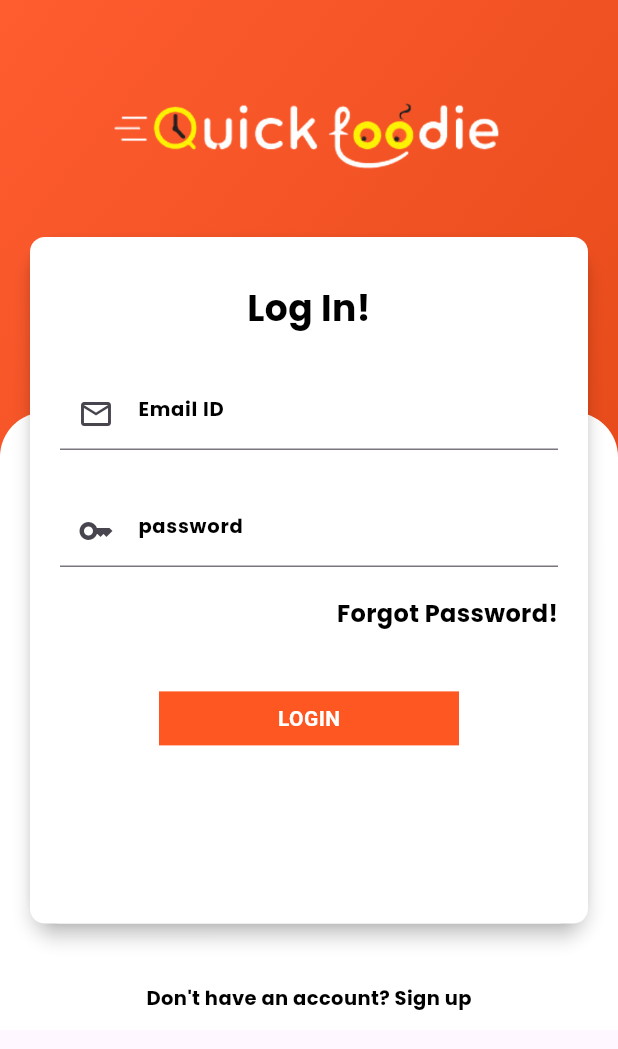
After one commit to thesakshidiggikar/FoodHub, a Flutter app: the screen it shows after launch, after a tap on "Already have an account!, LogIn", on a phone screen of 412 x 824 dp. The commit adds this screen. Shown: the top 1049 px of the screen. Run offline on Flutter 3.47's test engine with Material 3 defaults, Android fonts, the phone set to English and light mode, and no system bars; our stand-ins replace curved_navigation_bar; Roboto replaces fonts that are missing (Poppins1).

Commit message:
LoginSignupPage

```diff
--- a/lib/main.dart
+++ b/lib/main.dart
@@ -1,6 +1,8 @@
 import 'package:flutter/material.dart';
 import 'package:foodhub/pages/bottomnav.dart';
 import 'package:foodhub/pages/home.dart';
+import 'package:foodhub/pages/login.dart';
+import 'package:foodhub/pages/signup.dart';
 
 void main() {
   runApp(const MyApp());
@@ -33,7 +35,7 @@ class MyApp extends StatelessWidget {
         colorScheme: ColorScheme.fromSeed(seedColor: Colors.deepPurple),
         useMaterial3: true,
       ),
-      home: BottomNav(),
+      home: Signup(),
     );
   }
 }
--- a/lib/pages/bottomnav.dart
+++ b/lib/pages/bottomnav.dart
@@ -38,7 +38,8 @@ class _BottomNavState extends State<BottomNav> {
     return Scaffold(
       bottomNavigationBar: CurvedNavigationBar(
         height: 65,
-        backgroundColor: Color.fromARGB(255, 218, 108, 11),
+        backgroundColor: Colors.white ,
+        color: Color.fromARGB(255, 234, 112, 5),
         animationDuration: Duration(milliseconds: 500),
         onTap: (int index){
           setState(() {
--- /dev/null
+++ b/lib/pages/login.dart
@@ -0,0 +1,152 @@
+import 'package:flutter/material.dart';
+import 'package:foodhub/pages/signup.dart';
+import 'package:foodhub/widgets/_widget_support.dart';
+
+class LoginPage extends StatefulWidget {
+  const LoginPage({super.key});
+
+  @override
+  State<LoginPage> createState() => _LoginPageState();
+}
+
+class _LoginPageState extends State<LoginPage> {
+  @override
+  Widget build(BuildContext context) {
+    return Scaffold(
+      body: Container(
+        child: Stack(
+          children: [
+            Container(
+              width: MediaQuery.of(context).size.width,
+              height: MediaQuery.of(context).size.height / 2.5,
+              decoration: BoxDecoration(
+                  gradient: LinearGradient(
+                      begin: Alignment.topLeft,
+                      end: Alignment.bottomRight,
+                      colors: [
+                    Color(0xFFff5c30),
+                    Color(0xffe74b1a),
+                  ])),
+            ),
+            Container(
+              margin:
+                  EdgeInsets.only(top: MediaQuery.of(context).size.height / 3),
+              height: MediaQuery.of(context).size.height / 2,
+              width: MediaQuery.of(context).size.width,
+              decoration: BoxDecoration(
+                  color: Colors.white,
+                  borderRadius: BorderRadius.only(
+                      topLeft: Radius.circular(30),
+                      topRight: Radius.circular(30))),
+              child: Text(" "),
+            ),
+            Container(
+              margin: EdgeInsets.only(
+                top: 60.0,
+                left: 20.0,
+                right: 20.0,
+              ),
+              child: Column(
+                children: [
+                  Center(
+                    child: Image.asset(
+                      "images/logo.png",
+                      width: MediaQuery.of(context).size.width / 1.5,
+                      fit: BoxFit.cover,
+                    ),
+                  ),
+                  SizedBox(
+                    height: 40.0,
+                  ),
+                  Material(
+                    elevation: 5.0,
+                    borderRadius: BorderRadius.circular(20),
+                    child: Container(
+                      padding: EdgeInsets.only(left: 20.0, right: 20.0),
+                      width: MediaQuery.of(context).size.width,
+                      height: MediaQuery.of(context).size.height / 1.8,
+                      decoration: BoxDecoration(
+                          color: Colors.white,
+                          borderRadius: BorderRadius.circular(10)),
+                      child: Column(
+                        children: [
+                          SizedBox(
+                            height: 30.0,
+                          ),
+                          Text(
+                            "Log In!",
+                            style: AppWidget.HeadlineboldTextFeildStyle(),
+                          ),
+                          SizedBox(
+                            height: 30.0,
+                          ),
+                          TextField(
+                            decoration: InputDecoration(
+                                hintText: "Email ID",
+                                hintStyle: AppWidget.semiboldTextFeildStyle(),
+                                prefixIcon: Icon(Icons.email_outlined)),
+                          ),
+                          SizedBox(
+                            height: 30.0,
+                          ),
+                          TextField(
+                            obscureText: true,
+                            decoration: InputDecoration(
+                                hintText: "password",
+                                hintStyle: AppWidget.semiboldTextFeildStyle(),
+                                prefixIcon: Icon(Icons.key)),
+                          ),
+                          SizedBox(
+                            height: 20.0,
+                          ),
+                          Container(
+                              alignment: Alignment.topRight,
+                              child: Text(
+                                "Forgot Password!",
+                                style: AppWidget.mediumboldTextFeildStyle(),
+                              )),
+                          SizedBox(
+                            height: 40.0,
+                          ),
+                          Container(
+                            padding: EdgeInsets.symmetric(vertical: 8.0),
+                            width: 200,
+                            decoration: BoxDecoration(color: Color(0Xffff5722)),
+                            child: Center(
+                                child: Text(
+                              "LOGIN",
+                              style: TextStyle(
+                                  color: Colors.white,
+                                  fontSize: 14.0,
+                                  fontFamily: "Poppins1",
+                                  fontWeight: FontWeight.bold),
+                            )),
+                          )
+                        ],
+                      ),
+                    ),
+                  ),
+                  SizedBox(
+                    height: 40.0,
+                  ),
+                  GestureDetector(
+                      onTap: () {
+                        Navigator.push(
+                            context,
+                            MaterialPageRoute(
+                              builder: (context) => Signup(),
+                            ));
+                      },
+                      child: Text(
+                        "Don't have an account? Sign up",
+                        style: AppWidget.semiboldTextFeildStyle(),
+                      ))
+                ],
+              ),
+            )
+          ],
+        ),
+      ),
+    );
+  }
+}
--- /dev/null
+++ b/lib/pages/signup.dart
@@ -0,0 +1,153 @@
+import 'package:flutter/material.dart';
+import 'package:foodhub/pages/login.dart';
+import 'package:foodhub/widgets/_widget_support.dart';
+
+class Signup extends StatefulWidget {
+  const Signup({super.key});
+
+  @override
+  State<Signup> createState() => _SignupState();
+}
+
+class _SignupState extends State<Signup> {
+  @override
+  Widget build(BuildContext context) {
+    return Scaffold(
+      body: Container(
+        child: Stack(
+          children: [
+            Container(
+              width: MediaQuery.of(context).size.width,
+              height: MediaQuery.of(context).size.height / 2.5,
+              decoration: BoxDecoration(
+                  gradient: LinearGradient(
+                      begin: Alignment.topLeft,
+                      end: Alignment.bottomRight,
+                      colors: [
+                    Color(0xFFff5c30),
+                    Color(0xffe74b1a),
+                  ])),
+            ),
+            Container(
+              margin:
+                  EdgeInsets.only(top: MediaQuery.of(context).size.height / 3),
+              height: MediaQuery.of(context).size.height / 2,
+              width: MediaQuery.of(context).size.width,
+              decoration: BoxDecoration(
+                  color: Colors.white,
+                  borderRadius: BorderRadius.only(
+                      topLeft: Radius.circular(30),
+                      topRight: Radius.circular(30))),
+              child: Text(" "),
+            ),
+            Container(
+              margin: EdgeInsets.only(
+                top: 60.0,
+                left: 20.0,
+                right: 20.0,
+              ),
+              child: Column(
+                children: [
+                  Center(
+                    child: Image.asset(
+                      "images/logo.png",
+                      width: MediaQuery.of(context).size.width / 1.5,
+                      fit: BoxFit.cover,
+                    ),
+                  ),
+                  SizedBox(
+                    height: 40.0,
+                  ),
+                  Material(
+                    elevation: 5.0,
+                    borderRadius: BorderRadius.circular(20),
+                    child: Container(
+                      padding: EdgeInsets.only(left: 20.0, right: 20.0),
+                      width: MediaQuery.of(context).size.width,
+                      height: MediaQuery.of(context).size.height / 1.6,
+                      decoration: BoxDecoration(
+                          color: Colors.white,
+                          borderRadius: BorderRadius.circular(10)),
+                      child: Column(
+                        children: [
+                          SizedBox(
+                            height: 30.0,
+                          ),
+                          Text(
+                            "Signup!",
+                            style: AppWidget.HeadlineboldTextFeildStyle(),
+                          ),
+                          SizedBox(
+                            height: 25.0,
+                          ),
+                          TextField(
+                            decoration: InputDecoration(
+                                hintText: "Username",
+                                hintStyle: AppWidget.semiboldTextFeildStyle(),
+                                prefixIcon: Icon(Icons.person)),
+                          ),
+                          SizedBox(
+                            height: 23.0,
+                          ),
+                          TextField(
+                            decoration: InputDecoration(
+                                hintText: "Email ID",
+                                hintStyle: AppWidget.semiboldTextFeildStyle(),
+                                prefixIcon: Icon(Icons.email_outlined)),
+                          ),
+                          SizedBox(
+                            height: 23.0,
+                          ),
+                          TextField(
+                            obscureText: true,
+                            decoration: InputDecoration(
+                                hintText: "password",
+                                hintStyle: AppWidget.semiboldTextFeildStyle(),
+                                prefixIcon: Icon(Icons.key)),
+                          ),
+                          SizedBox(
+                            height: 40.0,
+                          ),
+                          Container(
+                            padding: EdgeInsets.symmetric(vertical: 8.0),
+                            width: 200,
+                            decoration: BoxDecoration(color: Color(0Xffff5722)),
+                            child: Center(
+                                child: Text(
+                              "SignUp!",
+                              style: TextStyle(
+                                  color: Colors.white,
+                                  fontSize: 14.0,
+                                  fontFamily: "Poppins1",
+                                  fontWeight: FontWeight.bold),
+                            )),
+                          )
+                        ],
+                      ),
+                    ),
+                  ),
+                  SizedBox(
+                    height: 40.0,
+                  ),
+                  GestureDetector(
+                    onTap: () {
+                      Navigator.push(
+                          context,
+                          MaterialPageRoute(
+                            builder: (context) => LoginPage(),
+                          ));
+                    },
+                    child: Text(
+                      "Already have an account!, LogIn",
+                      style: AppWidget.semiboldTextFeildStyle(),
+                    ),
+                  )
+                ],
+              ),
+            )
+          ],
+        ),
+      ),
+    );
+  }
+}
--- a/lib/widgets/_widget_support.dart
+++ b/lib/widgets/_widget_support.dart
@@ -20,21 +20,21 @@ class AppWidget {
   static TextStyle lightboldTextFeildStyle() {
     return TextStyle(
         color: Colors.black54,
-        fontSize: 15.0,
+        fontSize: 12.0,
         fontWeight: FontWeight.w500,
         fontFamily: 'Poppins');
   }
   static TextStyle semiboldTextFeildStyle() {
     return TextStyle(
         color: Colors.black,
-        fontSize: 12.0,
+        fontSize: 13.0,
         fontWeight: FontWeight.bold,
         fontFamily: 'Poppins');
   }
   static TextStyle mediumboldTextFeildStyle() {
     return TextStyle(
         color: Colors.black,
-        fontSize: 14.0,
+        fontSize: 16.0,
         fontWeight: FontWeight.bold,
         fontFamily: 'Poppins');
   }
```
Also changed, not shown: lib/pages/details.dart (added, +144 -0 lines), lib/pages/home.dart (+14 -6 lines).
